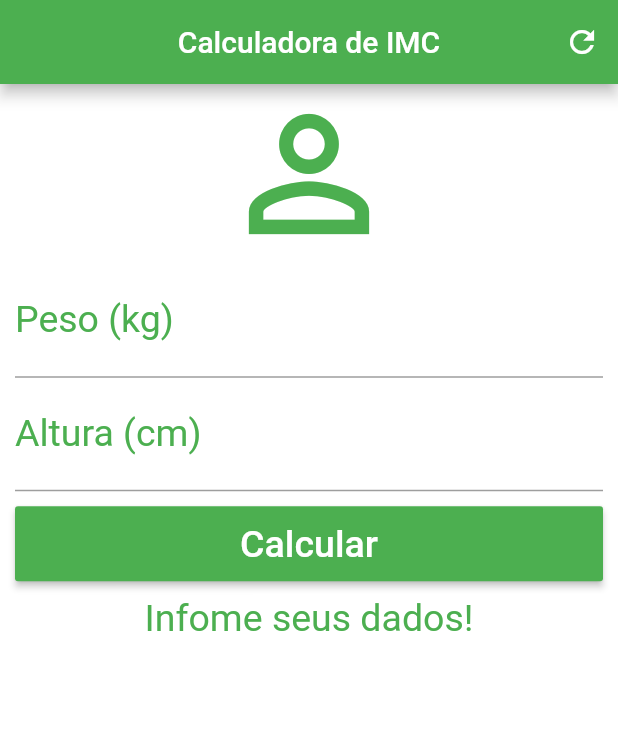
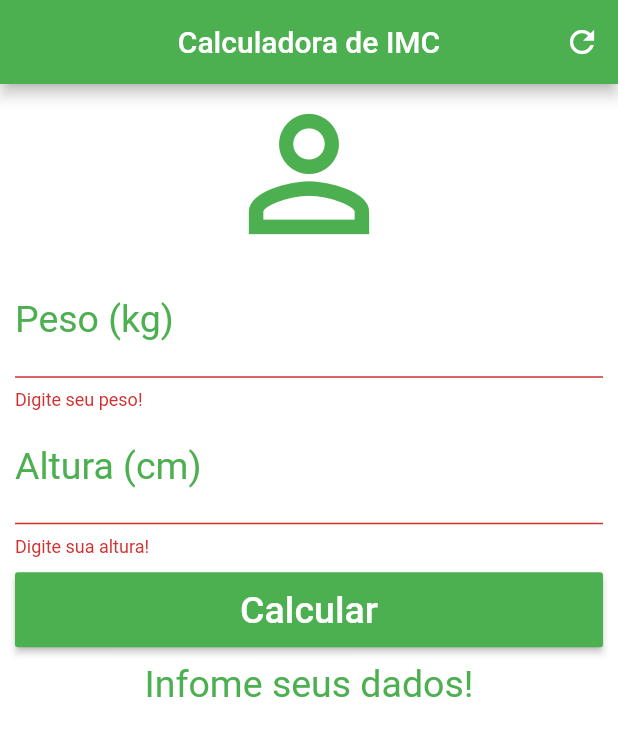
Before and after one commit to hercobulus/calculadora_imc, a Flutter app: the screen it shows after launch, after a tap on "Calcular", on a phone screen of 412 x 824 dp. Shown: the top 736 px of the screen. Run offline on Flutter 3.47's test engine with Material 2 defaults, Android fonts, the phone set to English and light mode, and no system bars.

```diff
--- a/lib/main.dart
+++ b/lib/main.dart
@@ -16,6 +16,8 @@ class _HomeState extends State<Home> {
   TextEditingController heightController = TextEditingController();
   TextEditingController weightController = TextEditingController();
 
+  GlobalKey<FormState> _formKey = GlobalKey<FormState>();
+
   String _infoText = "Infome seus dados!";
 
   void _resetFields() {
@@ -24,6 +26,7 @@ class _HomeState extends State<Home> {
 
     setState(() {
       _infoText = "Infome seus dados!";
+      _formKey = GlobalKey<FormState>();
     });
   }
 
@@ -67,6 +70,8 @@ class _HomeState extends State<Home> {
         backgroundColor: Colors.white,
         body: SingleChildScrollView(
             padding: EdgeInsets.fromLTRB(10.0, 0.0, 10.0, 0.0),
+            child: Form(
+              key: _formKey,
               child: Column(
                 crossAxisAlignment: CrossAxisAlignment.stretch,
                 children: <Widget>[
@@ -75,7 +80,7 @@ class _HomeState extends State<Home> {
                     size: 120.0,
                     color: Colors.green,
                   ),
-              TextField(
+                  TextFormField(
                     keyboardType: TextInputType.number,
                     decoration: InputDecoration(
                       labelText: "Peso (kg)",
@@ -84,8 +89,14 @@ class _HomeState extends State<Home> {
                     style: TextStyle(color: Colors.green, fontSize: 25.0),
                     textAlign: TextAlign.center,
                     controller: weightController,
+                    validator: (value) {
+                      if (value.isEmpty) {
+                        return "Digite seu peso!";
+                      }
+                      return null;
+                    },
                   ),
-              TextField(
+                  TextFormField(
                     keyboardType: TextInputType.number,
                     decoration: InputDecoration(
                         labelText: "Altura (cm)",
@@ -93,16 +104,27 @@ class _HomeState extends State<Home> {
                     style: TextStyle(color: Colors.green, fontSize: 25.0),
                     textAlign: TextAlign.center,
                     controller: heightController,
+                    validator: (value) {
+                      if (value.isEmpty) {
+                        return "Digite sua altura!";
+                      }
+                      return null;
+                    },
                   ),
                   Padding(
                     padding: EdgeInsets.only(top: 10.0, bottom: 10.0),
                     child: Container(
                         height: 50.0,
                         child: RaisedButton(
-                      onPressed: _calculate,
+                          onPressed: () {
+                            if (_formKey.currentState.validate()) {
+                              _calculate();
+                            }
+                          },
                           child: Text(
                             "Calcular",
-                        style: TextStyle(fontSize: 25.0, color: Colors.white),
+                            style:
+                                TextStyle(fontSize: 25.0, color: Colors.white),
                           ),
                           color: Colors.green,
                         )),
@@ -111,9 +133,9 @@ class _HomeState extends State<Home> {
                     _infoText,
                     textAlign: TextAlign.center,
                     style: TextStyle(color: Colors.green, fontSize: 25.0),
-              )
+                  ),
                 ],
               ),
-        ));
+            )));
   }
 }
```
Lines whose indentation alone changed are shown as unchanged.
